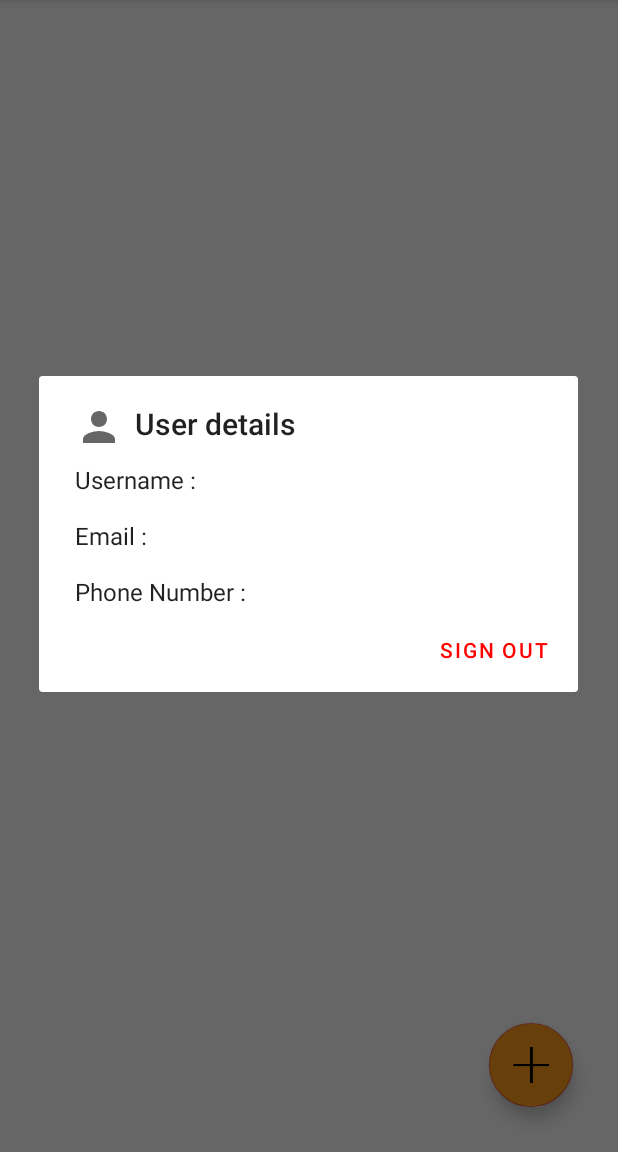
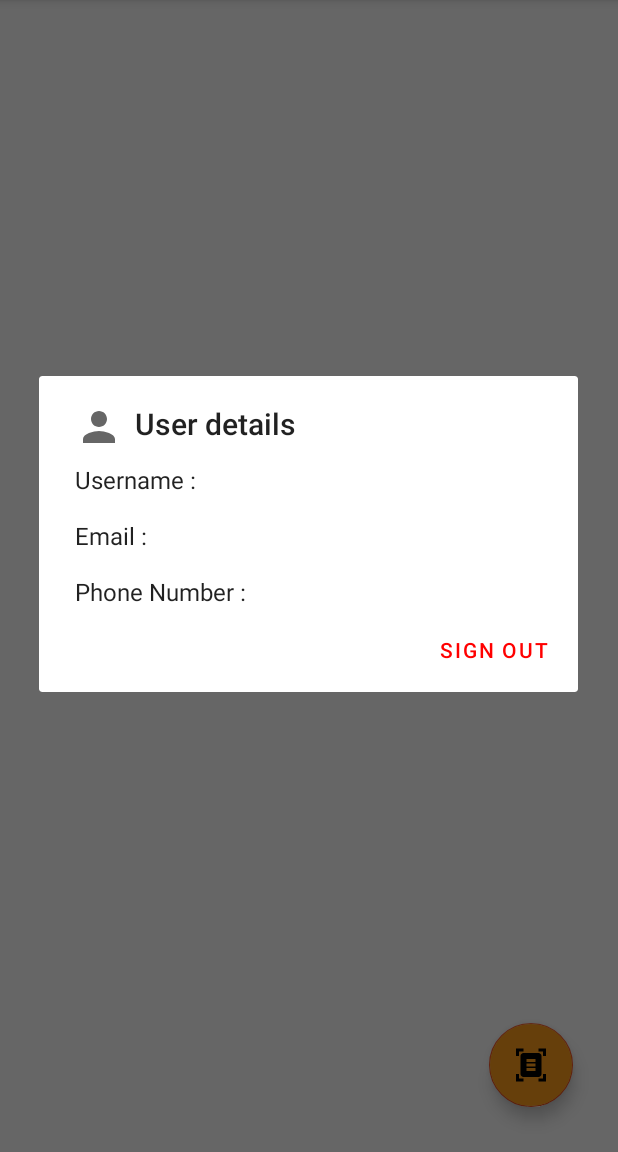
Before and after one commit to Saisumanth95/Document-to-Audio-Converter, an Android app: the screen it shows after launch once a user with an empty profile is signed in (FilesActivity), in the options menu, after a tap on "User Details", on a phone screen of 412 x 824 dp, the part 84-1236 px from its top. Run offline under Robolectric (Android 15) with nearby library versions, the phone set to English and light mode, and no system bars; our stand-ins replace Firebase (no records; nobody signed in at launch, a user with empty details on screens opened directly); libraries missing offline, so code that uses them is left out: com.firebase.ui, com.google.mlkit.common, com.google.mlkit.vision.

Commit message:
Ui changed

```diff
--- a/app/src/main/java/com/saisumanth/documenttoaudioconverter/DisplayActivity.java
+++ b/app/src/main/java/com/saisumanth/documenttoaudioconverter/DisplayActivity.java
@@ -2,6 +2,7 @@ package com.saisumanth.documenttoaudioconverter;
 
 import androidx.annotation.NonNull;
 import androidx.appcompat.app.AppCompatActivity;
+import androidx.core.content.IntentCompat;
 
 import android.app.ProgressDialog;
 import android.content.Intent;
@@ -149,8 +150,9 @@ public class DisplayActivity extends AppCompatActivity {
 
                                             progressDialog.dismiss();
 
-                                            startActivity(new Intent(DisplayActivity.this,FilesActivity.class));
-                                            finish();
+                                            Intent intent = new Intent(DisplayActivity.this, FilesActivity.class);
+                                            intent.addFlags(Intent.FLAG_ACTIVITY_CLEAR_TOP);
+                                            startActivity(intent);
 
                                         }
                                     }).addOnFailureListener(new OnFailureListener() {
--- a/app/src/main/java/com/saisumanth/documenttoaudioconverter/EditActivity.java
+++ b/app/src/main/java/com/saisumanth/documenttoaudioconverter/EditActivity.java
@@ -193,8 +193,9 @@ public class EditActivity extends AppCompatActivity {
 
                                             progressDialog.dismiss();
 
-                                            startActivity(new Intent(EditActivity.this,FilesActivity.class));
-                                            finish();
+                                            Intent intent = new Intent(EditActivity.this, FilesActivity.class);
+                                            intent.addFlags(Intent.FLAG_ACTIVITY_CLEAR_TOP);
+                                            startActivity(intent);
 
                                         }
                                     }).addOnFailureListener(new OnFailureListener() {
--- /dev/null
+++ b/app/src/main/res/drawable/ic_baseline_document_scanner_24.xml
@@ -0,0 +1,10 @@
+<vector xmlns:android="http://schemas.android.com/apk/res/android"
+    android:width="24dp"
+    android:height="24dp"
+    android:viewportWidth="24"
+    android:viewportHeight="24"
+    android:tint="?attr/colorControlNormal">
+  <path
+      android:fillColor="@android:color/white"
+      android:pathData="M7,3H4v3H2V1h5V3zM22,6V1h-5v2h3v3H22zM7,21H4v-3H2v5h5V21zM20,18v3h-3v2h5v-5H20zM19,18c0,1.1 -0.9,2 -2,2H7c-1.1,0 -2,-0.9 -2,-2V6c0,-1.1 0.9,-2 2,-2h10c1.1,0 2,0.9 2,2V18zM15,8H9v2h6V8zM15,11H9v2h6V11zM15,14H9v2h6V14z"/>
+</vector>
--- a/app/src/main/res/layout/activity_files.xml
+++ b/app/src/main/res/layout/activity_files.xml
@@ -33,7 +33,7 @@
         android:layout_width="wrap_content"
         android:layout_height="wrap_content"
         android:clickable="true"
-        app:srcCompat="@drawable/plus"
+        app:srcCompat="@drawable/ic_baseline_document_scanner_24"
         android:layout_alignParentEnd="true"
         android:layout_alignParentBottom="true"
         android:layout_marginRight="30dp"
@@ -46,8 +46,9 @@
         android:layout_height="wrap_content"
         android:layout_centerVertical="true"
         android:gravity="center"
+        android:padding="2dp"
         android:textSize="50dp"
-        android:text="No Documents found!" />
+        android:text="Add Documents to listen!" />
 
 
 </RelativeLayout>
--- a/app/src/main/res/layout/item.xml
+++ b/app/src/main/res/layout/item.xml
@@ -4,15 +4,15 @@
     android:layout_width="wrap_content"
     android:layout_height="wrap_content"
     xmlns:app="http://schemas.android.com/apk/res-auto"
-    android:layout_marginLeft="18dp"
-    android:layout_marginRight="18dp"
+    android:layout_marginLeft="10dp"
+    android:layout_marginRight="10dp"
     android:layout_marginTop="8dp"
     android:layout_marginBottom="8dp"
     android:clickable="true"
     app:cardElevation="@dimen/cardview_default_elevation"
     app:cardCornerRadius="8dp"
     android:background="?attr/selectableItemBackground"
-    app:cardBackgroundColor="#ffe66d">
+    app:cardBackgroundColor="#BFFFEB3B">
 
     <RelativeLayout
         android:layout_width="wrap_content"
--- a/build.gradle
+++ b/build.gradle
@@ -2,10 +2,10 @@
 buildscript {
     repositories {
         google()
-        jcenter()
+        mavenCentral()
     }
     dependencies {
-        classpath 'com.android.tools.build:gradle:4.1.3'
+        classpath 'com.android.tools.build:gradle:4.2.1'
         classpath 'com.google.gms:google-services:4.3.5'
 
         // NOTE: Do not place your application dependencies here; they belong
@@ -16,7 +16,7 @@ buildscript {
 allprojects {
     repositories {
         google()
-        jcenter()
+        mavenCentral()
     }
 }
 
```
Also changed, not shown: app/src/main/java/com/saisumanth/documenttoaudioconverter/TextActivity.java (+3 -14 lines), app/src/main/res/drawable/plus.png (deleted), gradle/wrapper/gradle-wrapper.properties.
